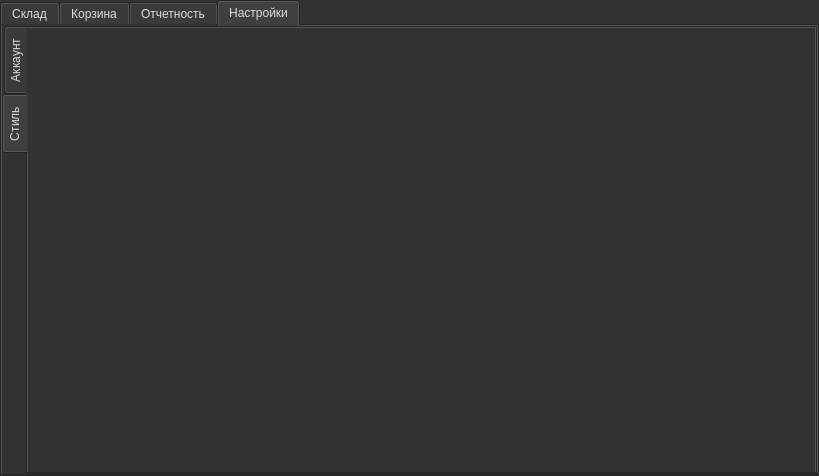
Before: the Qt Designer form ui/MainForm.ui in 12Andy12/ProStorege, drawn with Qt 5.
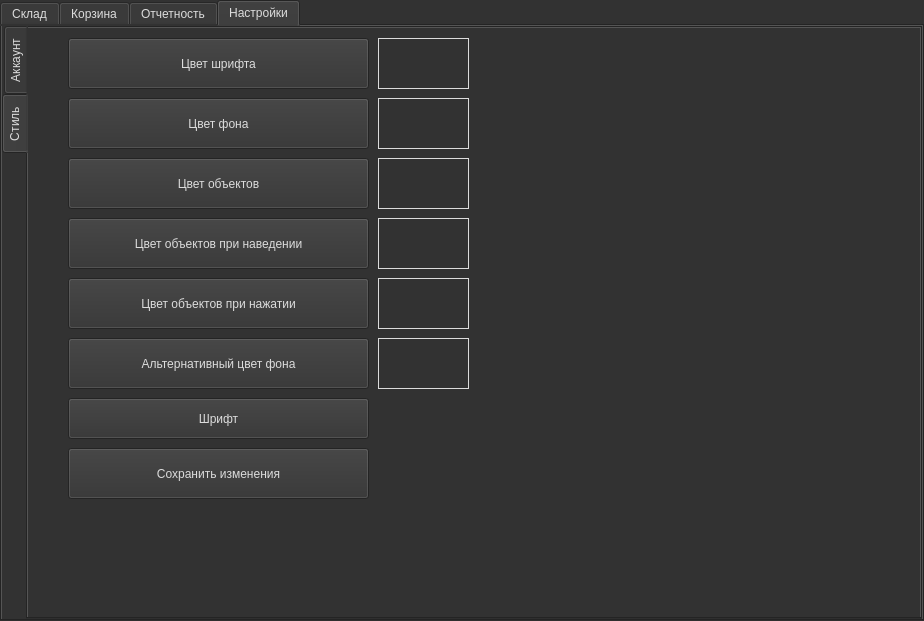
After: the same form once the commit is applied. The open tabs and pages were chosen to show the change.

Patch:
```diff
--- a/ui/MainForm.ui
+++ b/ui/MainForm.ui
@@ -6,8 +6,8 @@
    <rect>
     <x>0</x>
     <y>0</y>
-    <width>819</width>
-    <height>476</height>
+    <width>924</width>
+    <height>621</height>
    </rect>
   </property>
   <property name="windowTitle">
@@ -724,6 +724,209 @@
              <attribute name="title">
               <string>Стиль</string>
              </attribute>
+             <widget class="QPushButton" name="btn_color">
+              <property name="geometry">
+               <rect>
+                <x>40</x>
+                <y>70</y>
+                <width>301</width>
+                <height>51</height>
+               </rect>
+              </property>
+              <property name="text">
+               <string>Цвет фона</string>
+              </property>
+             </widget>
+             <widget class="QPushButton" name="btn_font">
+              <property name="geometry">
+               <rect>
+                <x>40</x>
+                <y>370</y>
+                <width>301</width>
+                <height>41</height>
+               </rect>
+              </property>
+              <property name="text">
+               <string>Шрифт</string>
+              </property>
+             </widget>
+             <widget class="QPushButton" name="btn_font_color">
+              <property name="geometry">
+               <rect>
+                <x>40</x>
+                <y>10</y>
+                <width>301</width>
+                <height>51</height>
+               </rect>
+              </property>
+              <property name="text">
+               <string>Цвет шрифта</string>
+              </property>
+             </widget>
+             <widget class="QPushButton" name="btn_object_color">
+              <property name="geometry">
+               <rect>
+                <x>40</x>
+                <y>130</y>
+                <width>301</width>
+                <height>51</height>
+               </rect>
+              </property>
+              <property name="text">
+               <string>Цвет объектов</string>
+              </property>
+             </widget>
+             <widget class="QPushButton" name="btn_object_hover_color">
+              <property name="geometry">
+               <rect>
+                <x>40</x>
+                <y>190</y>
+                <width>301</width>
+                <height>51</height>
+               </rect>
+              </property>
+              <property name="text">
+               <string>Цвет объектов при наведении</string>
+              </property>
+             </widget>
+             <widget class="QPushButton" name="btn_object_press_color">
+              <property name="geometry">
+               <rect>
+                <x>40</x>
+                <y>250</y>
+                <width>301</width>
+                <height>51</height>
+               </rect>
+              </property>
+              <property name="text">
+               <string>Цвет объектов при нажатии</string>
+              </property>
+             </widget>
+             <widget class="QPushButton" name="btn_alternative_color">
+              <property name="geometry">
+               <rect>
+                <x>40</x>
+                <y>310</y>
+                <width>301</width>
+                <height>51</height>
+               </rect>
+              </property>
+              <property name="text">
+               <string>Альтернативный цвет фона</string>
+              </property>
+             </widget>
+             <widget class="QPushButton" name="btn_save_config">
+              <property name="geometry">
+               <rect>
+                <x>40</x>
+                <y>420</y>
+                <width>301</width>
+                <height>51</height>
+               </rect>
+              </property>
+              <property name="text">
+               <string>Сохранить изменения</string>
+              </property>
+             </widget>
+             <widget class="QLabel" name="le_example_color">
+              <property name="geometry">
+               <rect>
+                <x>350</x>
+                <y>70</y>
+                <width>91</width>
+                <height>51</height>
+               </rect>
+              </property>
+              <property name="frameShape">
+               <enum>QFrame::Panel</enum>
+              </property>
+              <property name="text">
+               <string/>
+              </property>
+             </widget>
+             <widget class="QLabel" name="le_example_object_color">
+              <property name="geometry">
+               <rect>
+                <x>350</x>
+                <y>130</y>
+                <width>91</width>
+                <height>51</height>
+               </rect>
+              </property>
+              <property name="frameShape">
+               <enum>QFrame::Panel</enum>
+              </property>
+              <property name="frameShadow">
+               <enum>QFrame::Plain</enum>
+              </property>
+              <property name="text">
+               <string/>
+              </property>
+             </widget>
+             <widget class="QLabel" name="le_example_object_hover_color">
+              <property name="geometry">
+               <rect>
+                <x>350</x>
+                <y>190</y>
+                <width>91</width>
+                <height>51</height>
+               </rect>
+              </property>
+              <property name="frameShape">
+               <enum>QFrame::Panel</enum>
+              </property>
+              <property name="text">
+               <string/>
+              </property>
+             </widget>
+             <widget class="QLabel" name="le_example_object_press_color">
+              <property name="geometry">
+               <rect>
+                <x>350</x>
+                <y>250</y>
+                <width>91</width>
+                <height>51</height>
+               </rect>
+              </property>
+              <property name="frameShape">
+               <enum>QFrame::Panel</enum>
+              </property>
+              <property name="text">
+               <string/>
+              </property>
+             </widget>
+             <widget class="QLabel" name="le_example_object_alternative_color">
+              <property name="geometry">
+               <rect>
+                <x>350</x>
+                <y>310</y>
+                <width>91</width>
+                <height>51</height>
+               </rect>
+              </property>
+              <property name="frameShape">
+               <enum>QFrame::Panel</enum>
+              </property>
+              <property name="text">
+               <string/>
+              </property>
+             </widget>
+             <widget class="QLabel" name="le_example_font_color">
+              <property name="geometry">
+               <rect>
+                <x>350</x>
+                <y>10</y>
+                <width>91</width>
+                <height>51</height>
+               </rect>
+              </property>
+              <property name="frameShape">
+               <enum>QFrame::Panel</enum>
+              </property>
+              <property name="text">
+               <string/>
+              </property>
+             </widget>
             </widget>
            </widget>
           </item>
```
Left out of the diff: 20 changed lines with no effect on the pictures.
